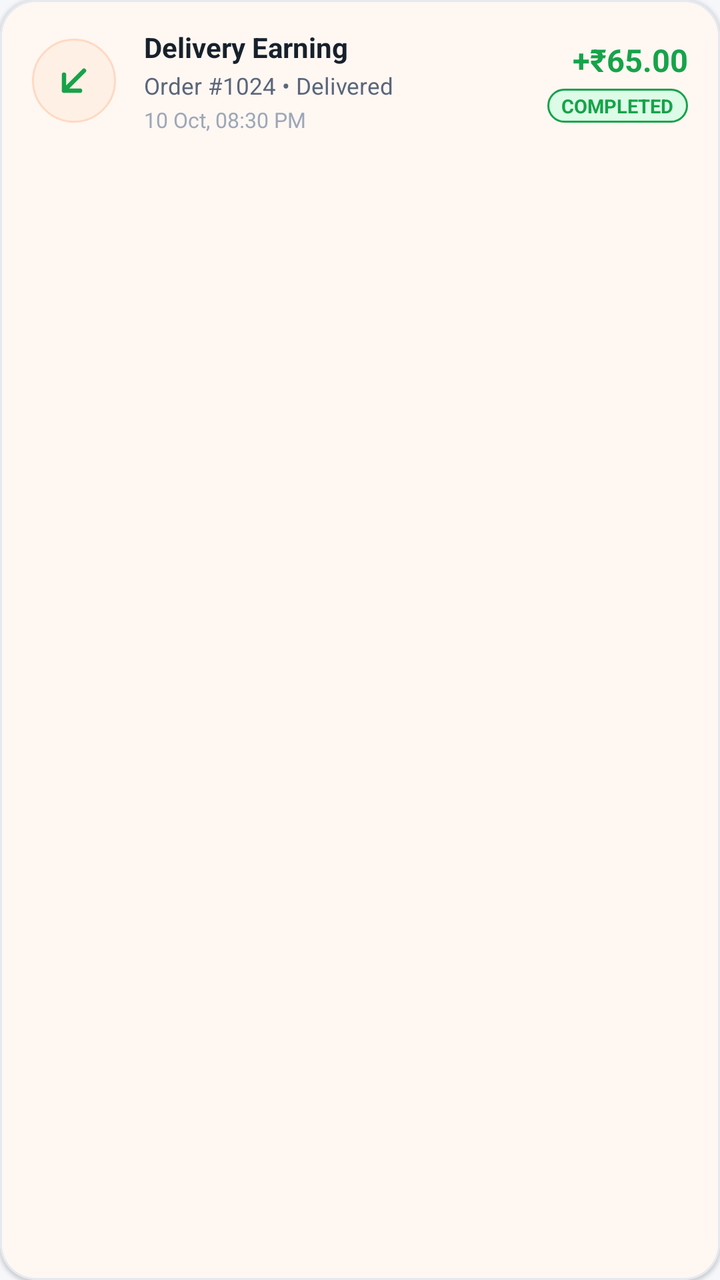
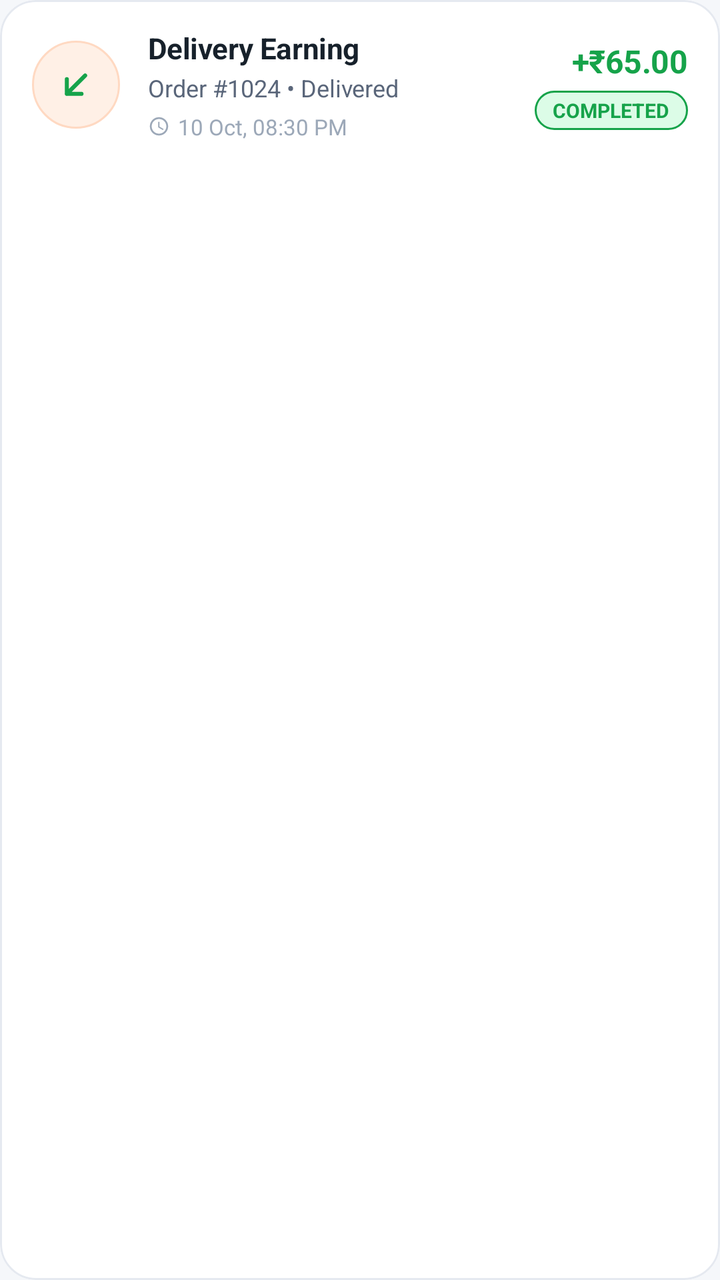

Before-and-after screenshots of an Android layout around one commit, followed by the original layout XML and the change that was made.
<!-- AndroidManifest.xml: application theme Theme.AKRHunger -->
<!-- res/layout/item_wallet_transaction.xml -->
<?xml version="1.0" encoding="utf-8"?>
<com.google.android.material.card.MaterialCardView
    xmlns:android="http://schemas.android.com/apk/res/android"
    xmlns:app="http://schemas.android.com/apk/res-auto"
    android:layout_width="match_parent"
    android:layout_height="wrap_content"
    android:layout_marginBottom="9dp"
    app:cardCornerRadius="18dp"
    app:cardElevation="1dp"
    app:strokeColor="@color/card_border"
    app:strokeWidth="1dp"
    app:cardBackgroundColor="@color/surface">

    <LinearLayout
        android:layout_width="match_parent"
        android:layout_height="wrap_content"
        android:orientation="horizontal"
        android:gravity="center_vertical"
        android:paddingHorizontal="16dp"
        android:paddingVertical="14dp">

        
        <FrameLayout
            android:layout_width="42dp"
            android:layout_height="42dp"
            android:background="@drawable/bg_icon_circle_soft"
            android:padding="9dp">

            <ImageView
                android:id="@+id/iv_tx_icon"
                android:layout_width="match_parent"
                android:layout_height="match_parent"
                android:src="@drawable/ic_arrow_down_left"
                app:tint="@color/veg_green" />
        </FrameLayout>

        
        <LinearLayout
            android:layout_width="0dp"
            android:layout_height="wrap_content"
            android:layout_weight="1"
            android:layout_marginStart="14dp"
            android:layout_marginEnd="10dp"
            android:orientation="vertical">

            <TextView
                android:id="@+id/tv_tx_title"
                android:layout_width="wrap_content"
                android:layout_height="wrap_content"
                android:text="Delivery Earning"
                android:textColor="@color/text_primary"
                android:textSize="14sp"
                android:textStyle="bold"
                android:ellipsize="end"
                android:maxLines="1" />

            <TextView
                android:id="@+id/tv_tx_desc"
                android:layout_width="wrap_content"
                android:layout_height="wrap_content"
                android:layout_marginTop="2dp"
                android:text="Order #1024 • Delivered"
                android:textColor="@color/text_secondary"
                android:textSize="11.5sp"
                android:ellipsize="end"
                android:maxLines="1" />

            <TextView
                android:id="@+id/tv_tx_date"
                android:layout_width="wrap_content"
                android:layout_height="wrap_content"
                android:layout_marginTop="2dp"
                android:text="10 Oct, 08:30 PM"
                android:textColor="@color/text_hint"
                android:textSize="10.5sp" />
        </LinearLayout>

        
        <LinearLayout
            android:layout_width="wrap_content"
            android:layout_height="wrap_content"
            android:gravity="end"
            android:orientation="vertical">

            <TextView
                android:id="@+id/tv_tx_amount"
                android:layout_width="wrap_content"
                android:layout_height="wrap_content"
                android:text="+₹65.00"
                android:textColor="@color/veg_green"
                android:textSize="15.5sp"
                android:textStyle="bold" />

            <TextView
                android:id="@+id/tv_tx_status"
                android:layout_width="wrap_content"
                android:layout_height="wrap_content"
                android:layout_marginTop="4dp"
                android:background="@drawable/bg_pill_emerald_soft"
                android:paddingHorizontal="7dp"
                android:paddingVertical="2dp"
                android:text="COMPLETED"
                android:textColor="@color/veg_green"
                android:textSize="9.5sp"
                android:textStyle="bold" />
        </LinearLayout>

    </LinearLayout>
</com.google.android.material.card.MaterialCardView>
<!-- resources referenced by this layout -->
<resources>
  <color name="card_border">#E5E9F0</color>
  <color name="surface">#FFFFFF</color>
  <color name="text_hint">#9CA8B8</color>
  <color name="text_primary">#17212B</color>
  <color name="text_secondary">#5A667A</color>
  <color name="veg_green">#16A34A</color>
  <!-- drawable bg_icon_circle_soft (drawable) -->
  <?xml version="1.0" encoding="utf-8"?>
  <shape xmlns:android="http://schemas.android.com/apk/res/android"
      android:shape="oval">
      <solid android:color="@color/primary_tint" />
      <stroke android:width="1dp" android:color="@color/primary_tint_border" />
  </shape>
  <!-- drawable bg_pill_emerald_soft (drawable) -->
  <?xml version="1.0" encoding="utf-8"?>
  <shape xmlns:android="http://schemas.android.com/apk/res/android"
      android:shape="rectangle">
      <corners android:radius="999dp" />
      <solid android:color="@color/success_light" />
      <stroke android:width="1dp" android:color="@color/success" />
  </shape>
  <color name="primary_tint">#FFF0E6</color>
  <color name="primary_tint_border">#FFD9C2</color>
  <color name="success_light">#DCFCE7</color>
  <color name="success">#16A34A</color>
  <color name="primary">#FF6B00</color>
  <color name="primary_dark">#E85D04</color>
  <color name="on_primary">#FFFFFF</color>
  <color name="secondary">#E9A23B</color>
  <color name="on_secondary">#17212B</color>
  <color name="background">#F5F7FA</color>
  <color name="on_surface">#17212B</color>
  <color name="surface_variant">#EEF2F6</color>
  <style name="ThemeOverlay.AKR.BottomSheetDialog" parent="ThemeOverlay.Material3.BottomSheetDialog">
          <item name="bottomSheetStyle">@style/Widget.AKR.BottomSheet</item>
      </style>
  <style name="ShapeAppearance.AKR.Dialog" parent="">
          <item name="cornerFamily">rounded</item>
          <item name="cornerSize">24dp</item>
      </style>
  <style name="TextAppearance.AKR.Dialog.Title" parent="MaterialAlertDialog.Material3.Title.Text">
          <item name="android:textColor">@color/text_primary</item>
          <item name="android:textSize">19sp</item>
          <item name="android:fontFamily">sans-serif-black</item>
      </style>
  <style name="TextAppearance.AKR.Dialog.Body" parent="MaterialAlertDialog.Material3.Body.Text">
          <item name="android:textColor">@color/text_secondary</item>
          <item name="android:textSize">14sp</item>
          <item name="android:fontFamily">sans-serif</item>
          <item name="android:lineSpacingMultiplier">1.3</item>
      </style>
  <style name="Widget.AKR.Dialog.Button.Neutral" parent="Widget.Material3.Button.TextButton.Dialog">
          <item name="android:textColor">@color/info</item>
          <item name="android:fontFamily">sans-serif-bold</item>
          <item name="android:textSize">14sp</item>
          <item name="android:textAllCaps">false</item>
          <item name="cornerRadius">18dp</item>
      </style>
  <style name="Widget.AKR.BottomSheet" parent="Widget.Material3.BottomSheet">
          <item name="shapeAppearanceOverlay">@style/ShapeAppearance.AKR.BottomSheet</item>
          <item name="backgroundTint">@color/surface</item>
      </style>
  <color name="info">#2563EB</color>
  <style name="ShapeAppearance.AKR.BottomSheet" parent="">
          <item name="cornerFamily">rounded</item>
          <item name="cornerSizeTopLeft">28dp</item>
          <item name="cornerSizeTopRight">28dp</item>
      </style>
  <!-- unchanged entries left out for length: 5 -->
</resources>

<!-- the commit's change to res/layout/item_wallet_transaction.xml (unified diff, before → after) -->
@@ -4,12 +4,15 @@
     xmlns:app="http://schemas.android.com/apk/res-auto"
     android:layout_width="match_parent"
     android:layout_height="wrap_content"
-    android:layout_marginBottom="9dp"
+    android:layout_marginBottom="10dp"
+    android:clickable="true"
+    android:focusable="true"
+    android:foreground="?attr/selectableItemBackground"
+    app:cardBackgroundColor="@color/surface"
     app:cardCornerRadius="18dp"
-    app:cardElevation="1dp"
+    app:cardElevation="0dp"
     app:strokeColor="@color/card_border"
-    app:strokeWidth="1dp"
-    app:cardBackgroundColor="@color/surface">
+    app:strokeWidth="1dp">
 
     <LinearLayout
         android:layout_width="match_parent"
@@ -21,17 +24,18 @@
 
         
         <FrameLayout
-            android:layout_width="42dp"
-            android:layout_height="42dp"
+            android:layout_width="44dp"
+            android:layout_height="44dp"
             android:background="@drawable/bg_icon_circle_soft"
-            android:padding="9dp">
+            android:padding="11dp">
 
             <ImageView
                 android:id="@+id/iv_tx_icon"
                 android:layout_width="match_parent"
                 android:layout_height="match_parent"
                 android:src="@drawable/ic_arrow_down_left"
-                app:tint="@color/veg_green" />
+                app:tint="@color/veg_green"
+                android:contentDescription="Transaction Icon" />
         </FrameLayout>
 
         
@@ -49,8 +53,9 @@
                 android:layout_height="wrap_content"
                 android:text="Delivery Earning"
                 android:textColor="@color/text_primary"
-                android:textSize="14sp"
+                android:textSize="14.5sp"
                 android:textStyle="bold"
+                android:letterSpacing="-0.01"
                 android:ellipsize="end"
                 android:maxLines="1" />
 
@@ -61,18 +66,33 @@
                 android:layout_marginTop="2dp"
                 android:text="Order #1024 • Delivered"
                 android:textColor="@color/text_secondary"
-                android:textSize="11.5sp"
+                android:textSize="12sp"
                 android:ellipsize="end"
                 android:maxLines="1" />
 
-            <TextView
-                android:id="@+id/tv_tx_date"
+            <LinearLayout
                 android:layout_width="wrap_content"
                 android:layout_height="wrap_content"
-                android:layout_marginTop="2dp"
-                android:text="10 Oct, 08:30 PM"
-                android:textColor="@color/text_hint"
-                android:textSize="10.5sp" />
+                android:layout_marginTop="4dp"
+                android:gravity="center_vertical"
+                android:orientation="horizontal">
+
+                <ImageView
+                    android:layout_width="11dp"
+                    android:layout_height="11dp"
+                    android:src="@drawable/ic_clock"
+                    app:tint="@color/text_hint"
+                    android:contentDescription="Timestamp" />
+
+                <TextView
+                    android:id="@+id/tv_tx_date"
+                    android:layout_width="wrap_content"
+                    android:layout_height="wrap_content"
+                    android:layout_marginStart="4dp"
+                    android:text="10 Oct, 08:30 PM"
+                    android:textColor="@color/text_hint"
+                    android:textSize="11sp" />
+            </LinearLayout>
         </LinearLayout>
 
         
@@ -88,8 +108,9 @@
                 android:layout_height="wrap_content"
                 android:text="+₹65.00"
                 android:textColor="@color/veg_green"
-                android:textSize="15.5sp"
-                android:textStyle="bold" />
+                android:textSize="16sp"
+                android:textStyle="bold"
+                android:letterSpacing="-0.01" />
 
             <TextView
                 android:id="@+id/tv_tx_status"
@@ -97,11 +118,11 @@
                 android:layout_height="wrap_content"
                 android:layout_marginTop="4dp"
                 android:background="@drawable/bg_pill_emerald_soft"
-                android:paddingHorizontal="7dp"
-                android:paddingVertical="2dp"
+                android:paddingHorizontal="9dp"
+                android:paddingVertical="3dp"
                 android:text="COMPLETED"
                 android:textColor="@color/veg_green"
-                android:textSize="9.5sp"
+                android:textSize="10sp"
                 android:textStyle="bold" />
         </LinearLayout>
 
<!-- resource entries referenced after the edit -->
@@ -21,6 +21,16 @@
       <solid android:color="@color/success_light" />
       <stroke android:width="1dp" android:color="@color/success" />
   </shape>
+  <!-- drawable ic_clock (drawable) -->
+  <vector xmlns:android="http://schemas.android.com/apk/res/android"
+      android:width="24dp"
+      android:height="24dp"
+      android:viewportWidth="24"
+      android:viewportHeight="24">
+      <path
+          android:fillColor="#FF000000"
+          android:pathData="M11.99,2C6.47,2 2,6.48 2,12s4.47,10 9.99,10C17.52,22 22,17.52 22,12S17.52,2 11.99,2zM12,20c-4.42,0 -8,-3.58 -8,-8s3.58,-8 8,-8 8,3.58 8,8 -3.58,8 -8,8zM12.5,7H11v6l5.25,3.15 0.75,-1.23 -4.5,-2.67z"/>
+  </vector>
   <color name="primary_tint">#FFF0E6</color>
   <color name="primary_tint_border">#FFD9C2</color>
   <color name="success_light">#DCFCE7</color>
